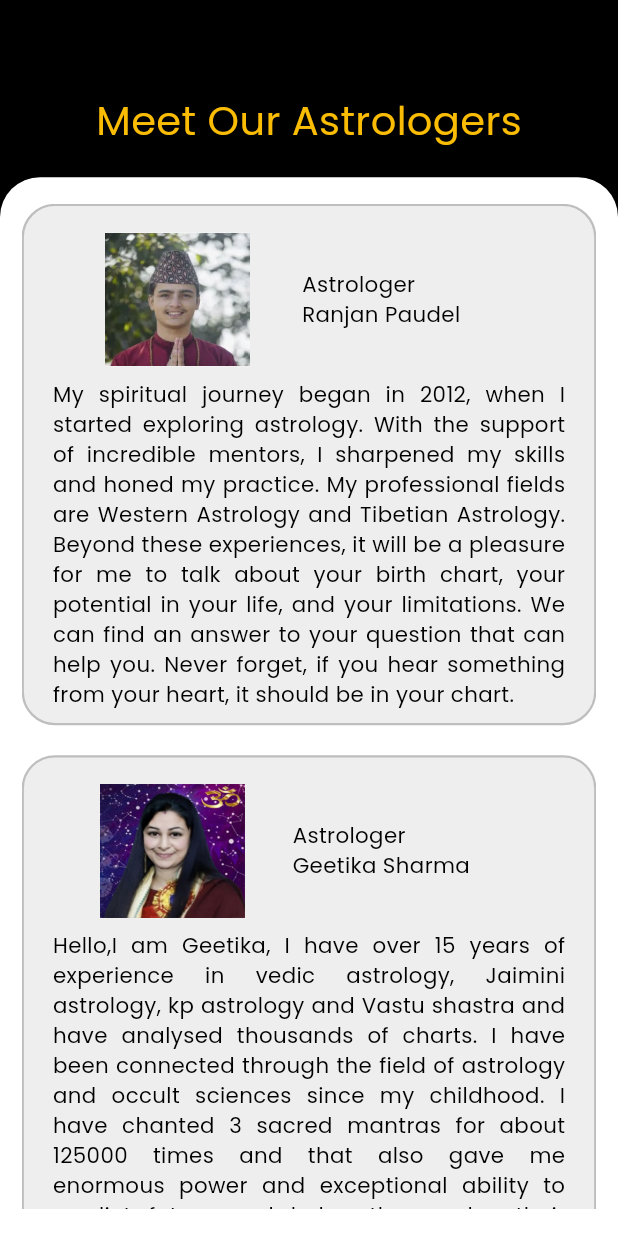
After one commit to Adiikust/meet_our_astro, a Flutter app: the screen it shows after launch, on a phone screen of 412 x 824 dp. The commit adds this screen. Run offline on Flutter 3.47's test engine with Material 3 defaults, Android fonts, the phone set to English and light mode, and no system bars; our stand-ins replace flutter_screenutil, google_fonts.

Commit message:
second commit

```diff
--- /dev/null
+++ b/lib/Meet_Astrologer/meet_astrologer.dart
@@ -0,0 +1,131 @@
+import 'package:flutter/material.dart';
+import 'package:flutter_screenutil/flutter_screenutil.dart';
+import 'package:google_fonts/google_fonts.dart';
+
+class MeetAstrologersScreen extends StatefulWidget {
+  const MeetAstrologersScreen({Key? key}) : super(key: key);
+
+  @override
+  State<MeetAstrologersScreen> createState() => _MeetAstrologersScreenState();
+}
+
+class _MeetAstrologersScreenState extends State<MeetAstrologersScreen> {
+  List<String> title = ["Ranjan Paudel", "Geetika Sharma"];
+  List<String> img = [
+    "assets/images/astrology1.jpg",
+    "assets/images/astrology2.jpg"
+  ];
+  List<String> subTitle = [
+    "My spiritual journey began in 2012, when I started exploring astrology. With the support of incredible mentors, I sharpened my skills and honed my practice. My professional fields are Western Astrology and Tibetian Astrology. Beyond these experiences, it will be a pleasure for me to talk about your birth chart, your potential in your life, and your limitations. We can find an answer to your question that can help you. Never forget, if you hear something from your heart, it should be in your chart.",
+    "Hello,I am Geetika, I have over 15 years of experience in vedic astrology, Jaimini astrology, kp astrology and Vastu shastra and have analysed thousands of charts. I have been connected through the field of astrology and occult sciences since my childhood. I have chanted 3 sacred mantras for about 125000 times and that also gave me enormous power and exceptional ability to predict future and help others solve their problems. I have expertise in Marriage, love and relationship, career related problem solving."
+  ];
+  @override
+  Widget build(BuildContext context) {
+    return Scaffold(
+      backgroundColor: Colors.black,
+      body: SafeArea(
+        child: Column(
+          crossAxisAlignment: CrossAxisAlignment.center,
+          children: [
+            SizedBox(height: 70.h),
+            Text(
+              "Meet Our Astrologers",
+              style: GoogleFonts.poppins(
+                fontSize: 30.sp,
+                color: const Color(0xFFFBBC04),
+              ),
+            ),
+            SizedBox(height: 20.h),
+            Expanded(
+              child: Container(
+                decoration: BoxDecoration(
+                    color: Colors.white,
+                    borderRadius: BorderRadius.only(
+                        topLeft: Radius.circular(30.r),
+                        topRight: Radius.circular(30.r))),
+                child: Padding(
+                  padding:
+                      EdgeInsets.symmetric(horizontal: 15.w, vertical: 20.h),
+                  child: ListView.builder(
+                    physics: const BouncingScrollPhysics(),
+                    itemCount: title.length,
+                    itemBuilder: (context, index) {
+                      return Padding(
+                        padding: const EdgeInsets.only(bottom: 20),
+                        child: Container(
+                          decoration: BoxDecoration(
+                            color: Colors.grey.shade200,
+                            borderRadius: BorderRadius.circular(25.r),
+                            border: Border.all(
+                              color:
+                                  Colors.black.withOpacity(0.2), // border color
+                              width: 1.5, // border width
+                            ),
+                          ),
+                          child: Padding(
+                            padding: EdgeInsets.symmetric(horizontal: 20.w),
+                            child: Column(
+                              children: [
+                                SizedBox(height: 20.h),
+                                Row(
+                                  mainAxisAlignment:
+                                      MainAxisAlignment.spaceEvenly,
+                                  children: [
+                                    Container(
+                                      height: 100.h,
+                                      width: 100.w,
+                                      decoration: BoxDecoration(
+                                          color: Colors.white,
+                                          image: DecorationImage(
+                                              image: AssetImage(img[index]),
+                                              fit: BoxFit.fill)),
+                                    ),
+                                    Column(
+                                      crossAxisAlignment:
+                                          CrossAxisAlignment.start,
+                                      children: [
+                                        Text(
+                                          "Astrologer",
+                                          style: GoogleFonts.poppins(
+                                            fontSize: 16.sp,
+                                            color: Colors.black,
+                                          ),
+                                        ),
+                                        Text(
+                                          title[index],
+                                          style: GoogleFonts.poppins(
+                                            fontSize: 16.sp,
+                                            color: Colors.black,
+                                          ),
+                                        ),
+                                      ],
+                                    ),
+                                    const SizedBox.shrink()
+                                  ],
+                                ),
+                                SizedBox(height: 10.h),
+                                Text(
+                                  subTitle[index],
+                                  style: GoogleFonts.poppins(
+                                    fontSize: 16.sp,
+                                    color: Colors.black,
+                                  ),
+                                  textAlign: TextAlign.justify,
+                                ),
+                                SizedBox(height: 10.h),
+                              ],
+                            ),
+                          ),
+                        ),
+                      );
+                    },
+                  ),
+                ),
+              ),
+            ),
+          ],
+        ),
+      ),
+    );
+  }
+}
--- a/lib/Utils/app_images.dart
+++ /dev/null
@@ -1,5 +0,0 @@
-class AppImages {
-  ///IMAGES
-  static String person1 = "assets/images/astrology1.jpg";
-  static String person2 = "assets/images/astrology2.jpg";
-}
--- a/lib/main.dart
+++ b/lib/main.dart
@@ -1,7 +1,7 @@
 import 'package:flutter/material.dart';
 import 'package:flutter_screenutil/flutter_screenutil.dart';
 import 'package:google_fonts/google_fonts.dart';
-import 'package:meet_our_astrologer/Home/home_screen.dart';
+import 'package:meet_our_astrologer/Meet_Astrologer/meet_astrologer.dart';
 
 void main() {
   runApp(const MyApp());
@@ -24,7 +24,7 @@ class MyApp extends StatelessWidget {
               textTheme:
                   GoogleFonts.poppinsTextTheme(Theme.of(context).textTheme),
             ),
-            home: const HomeScreen(),
+            home: const MeetAstrologersScreen(),
           );
         });
   }
```
Also changed, not shown: lib/Home/component/card_widget.dart (deleted, +0 -84 lines), lib/Home/home_screen.dart (deleted, +0 -64 lines), lib/Utils/app_color.dart (deleted, +0 -33 lines), lib/Utils/app_text.dart (deleted, +0 -10 lines), lib/Widget/cusom_sizedBox.dart (deleted, +0 -18 lines), lib/Widget/custom_texts.dart (deleted, +0 -139 lines), 1 other file.
